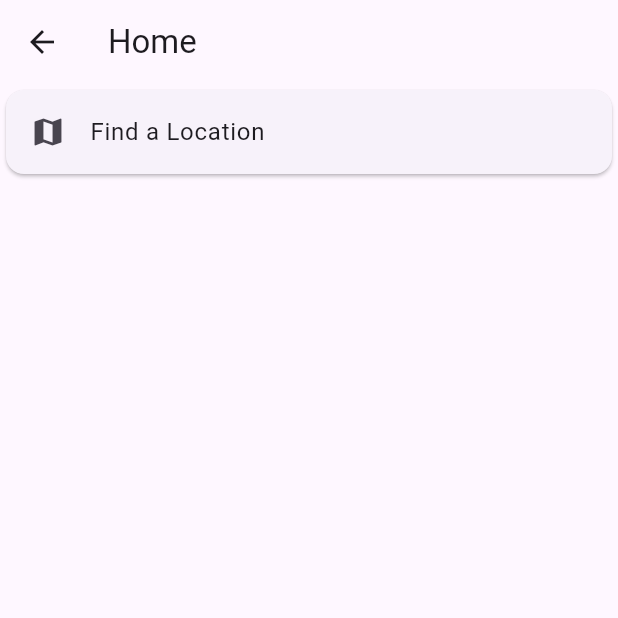
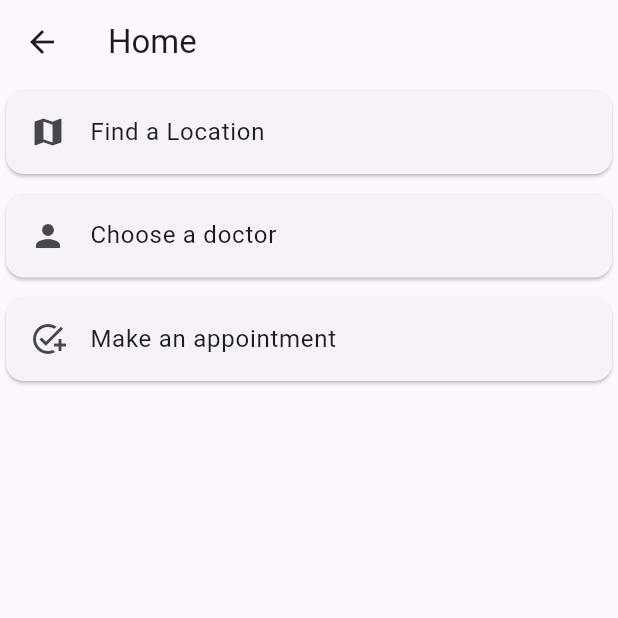
Before and after one commit to Billy272/Health_Plus, a Flutter app: the HomePageScreen screen opened by its route, on a phone screen of 412 x 824 dp, the top half of it. Run offline on Flutter 3.47's test engine with Material 3 defaults, Android fonts, the light colour scheme and no system bars.

Commit message:
chore: Add "Choose a doctor" and "Make an appointment" features to home page

```diff
--- a/health_plus/lib/home_page.dart
+++ b/health_plus/lib/home_page.dart
@@ -1,5 +1,6 @@
 import 'package:flutter/material.dart';
 import 'package:health_plus/homeTabs/location.dart';
+import 'package:health_plus/homeTabs/doctors.dart';
 
 class HomePageScreen extends StatelessWidget {
   const HomePageScreen({super.key});
@@ -24,6 +25,30 @@ class HomePageScreen extends StatelessWidget {
               },
             ),
           ),
+          const SizedBox(height: 5.0),
+          Card(
+              child: ListTile(
+            title: const Text('Choose a doctor'),
+            leading: const Icon(Icons.person),
+            onTap: () {
+              Navigator.push(
+                  context,
+                  MaterialPageRoute(
+                      builder: (context) => const DoctorsScreen()));
+            },
+          )),
+          const SizedBox(height: 5.0),
+          Card(
+              child: ListTile(
+            title: const Text("Make an appointment"),
+            leading: const Icon(Icons.add_task),
+            onTap: () {
+              // Navigator.push(
+              //     context,
+              //     MaterialPageRoute(
+              //         builder: (context) => const DoctorsScreen()));
+            },
+          )),
         ],
       ),
     );
```
